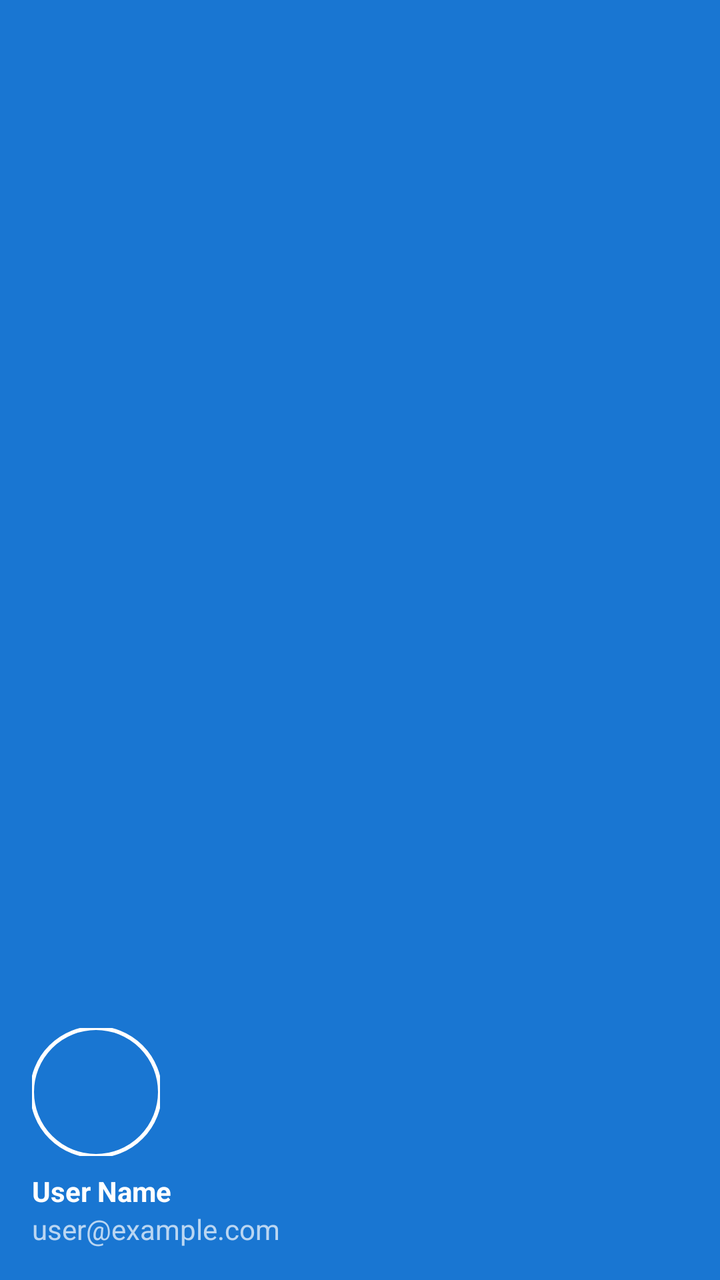
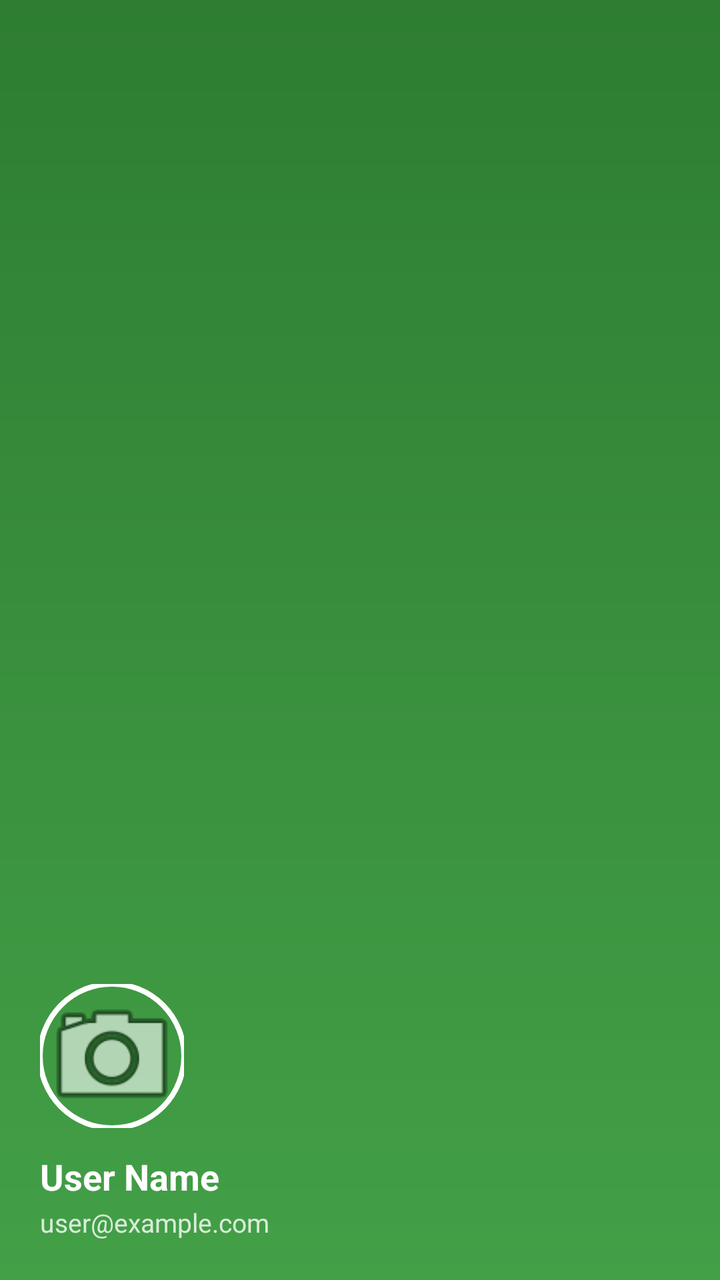

An Android layout rendered at two revisions. The XML below is the earlier revision; the diff shows what the commit changed to produce the second picture.
<!-- AndroidManifest.xml: application theme Theme.WorkoutTracker -->
<!-- res/layout/nav_header.xml -->
<?xml version="1.0" encoding="utf-8"?>
<LinearLayout xmlns:android="http://schemas.android.com/apk/res/android"
    xmlns:app="http://schemas.android.com/apk/res-auto"
    android:layout_width="match_parent"
    android:layout_height="176dp"
    android:background="@color/blue_primary"
    android:gravity="bottom"
    android:orientation="vertical"
    android:padding="16dp"
    android:theme="@style/ThemeOverlay.AppCompat.Dark">

    <com.google.android.material.imageview.ShapeableImageView
        android:id="@+id/ivHeaderProfile"
        android:layout_width="64dp"
        android:layout_height="64dp"
        android:scaleType="centerCrop"
        app:shapeAppearanceOverlay="@style/CircleShape"
        app:strokeColor="@color/white"
        app:strokeWidth="2dp" />

    <TextView
        android:id="@+id/tvHeaderName"
        android:layout_width="match_parent"
        android:layout_height="wrap_content"
        android:layout_marginTop="8dp"
        android:text="User Name"
        android:textAppearance="@style/TextAppearance.AppCompat.Body1"
        android:textStyle="bold" />

    <TextView
        android:id="@+id/tvHeaderEmail"
        android:layout_width="match_parent"
        android:layout_height="wrap_content"
        android:text="user@example.com" />

</LinearLayout>
<!-- resources referenced by this layout -->
<resources>
  <color name="blue_primary">#1976D2</color>
  <color name="white">#FFFFFFFF</color>
  <style name="CircleShape" parent="">
          <item name="cornerSize">50%</item>
      </style>
  <style name="Theme.WorkoutTracker" parent="Base.Theme.WorkoutTracker" />
  <style name="Base.Theme.WorkoutTracker" parent="Theme.MaterialComponents.DayNight.NoActionBar">
          
          <item name="colorPrimary">@color/blue_primary</item>
          <item name="colorPrimaryVariant">@color/purple_700</item>
          <item name="colorOnPrimary">@color/white</item>
          
          <item name="colorSecondary">@color/teal_200</item>
          <item name="colorSecondaryVariant">@color/teal_700</item>
          <item name="colorOnSecondary">@color/black</item>
          
          <item name="android:statusBarColor">?attr/colorPrimaryVariant</item>
          
      </style>
  <color name="purple_700">#FF3700B3</color>
  <color name="teal_200">#FF03DAC5</color>
  <color name="teal_700">#FF018786</color>
  <color name="black">#FF000000</color>
</resources>

<!-- the commit's change to res/layout/nav_header.xml (unified diff, before → after) -->
@@ -2,35 +2,41 @@
 <LinearLayout xmlns:android="http://schemas.android.com/apk/res/android"
     xmlns:app="http://schemas.android.com/apk/res-auto"
     android:layout_width="match_parent"
-    android:layout_height="176dp"
-    android:background="@color/blue_primary"
+    android:layout_height="200dp"
+    android:background="@drawable/bg_green_gradient"
     android:gravity="bottom"
     android:orientation="vertical"
-    android:padding="16dp"
+    android:padding="20dp"
     android:theme="@style/ThemeOverlay.AppCompat.Dark">
 
     <com.google.android.material.imageview.ShapeableImageView
         android:id="@+id/ivHeaderProfile"
-        android:layout_width="64dp"
-        android:layout_height="64dp"
+        android:layout_width="72dp"
+        android:layout_height="72dp"
         android:scaleType="centerCrop"
+        android:src="@android:drawable/ic_menu_camera"
         app:shapeAppearanceOverlay="@style/CircleShape"
         app:strokeColor="@color/white"
-        app:strokeWidth="2dp" />
+        app:strokeWidth="2.5dp" />
 
     <TextView
         android:id="@+id/tvHeaderName"
         android:layout_width="match_parent"
         android:layout_height="wrap_content"
-        android:layout_marginTop="8dp"
+        android:layout_marginTop="12dp"
         android:text="User Name"
-        android:textAppearance="@style/TextAppearance.AppCompat.Body1"
-        android:textStyle="bold" />
+        android:textSize="18sp"
+        android:textStyle="bold"
+        android:textColor="@color/white" />
 
     <TextView
         android:id="@+id/tvHeaderEmail"
         android:layout_width="match_parent"
         android:layout_height="wrap_content"
-        android:text="user@example.com" />
+        android:layout_marginTop="2dp"
+        android:text="user@example.com"
+        android:textSize="13sp"
+        android:textColor="@color/white"
+        android:alpha="0.8" />
 
 </LinearLayout>
<!-- resource entries referenced after the edit -->
@@ -1,27 +1,37 @@
 <!-- resources referenced by this layout -->
 <resources>
-  <color name="blue_primary">#1976D2</color>
-  <color name="white">#FFFFFFFF</color>
+  <color name="white">#FFFFFF</color>
+  <!-- drawable bg_green_gradient (drawable) -->
+  <?xml version="1.0" encoding="utf-8"?>
+  <shape xmlns:android="http://schemas.android.com/apk/res/android"
+      android:shape="rectangle">
+      <gradient
+          android:type="linear"
+          android:angle="270"
+          android:startColor="#2E7D32"
+          android:endColor="#43A047"/>
+  </shape>
   <style name="CircleShape" parent="">
           <item name="cornerSize">50%</item>
       </style>
   <style name="Theme.WorkoutTracker" parent="Base.Theme.WorkoutTracker" />
-  <style name="Base.Theme.WorkoutTracker" parent="Theme.MaterialComponents.DayNight.NoActionBar">
+  <style name="Base.Theme.WorkoutTracker" parent="Theme.MaterialComponents.Light.NoActionBar">
           
-          <item name="colorPrimary">@color/blue_primary</item>
-          <item name="colorPrimaryVariant">@color/purple_700</item>
+          <item name="colorPrimary">@color/colorPrimary</item>
+          <item name="colorPrimaryVariant">@color/colorPrimaryDark</item>
           <item name="colorOnPrimary">@color/white</item>
           
-          <item name="colorSecondary">@color/teal_200</item>
-          <item name="colorSecondaryVariant">@color/teal_700</item>
-          <item name="colorOnSecondary">@color/black</item>
+          <item name="colorSecondary">@color/colorAccent</item>
+          <item name="colorSecondaryVariant">@color/colorPrimaryDark</item>
+          <item name="colorOnSecondary">@color/white</item>
           
           <item name="android:statusBarColor">?attr/colorPrimaryVariant</item>
           
+          <item name="android:windowBackground">@color/colorBackground</item>
       </style>
-  <color name="purple_700">#FF3700B3</color>
-  <color name="teal_200">#FF03DAC5</color>
-  <color name="teal_700">#FF018786</color>
-  <color name="black">#FF000000</color>
+  <color name="colorPrimary">#2E7D32</color>
+  <color name="colorPrimaryDark">#1B5E20</color>
+  <color name="colorAccent">#66BB6A</color>
+  <color name="colorBackground">#F5F5F5</color>
 </resources>
 
